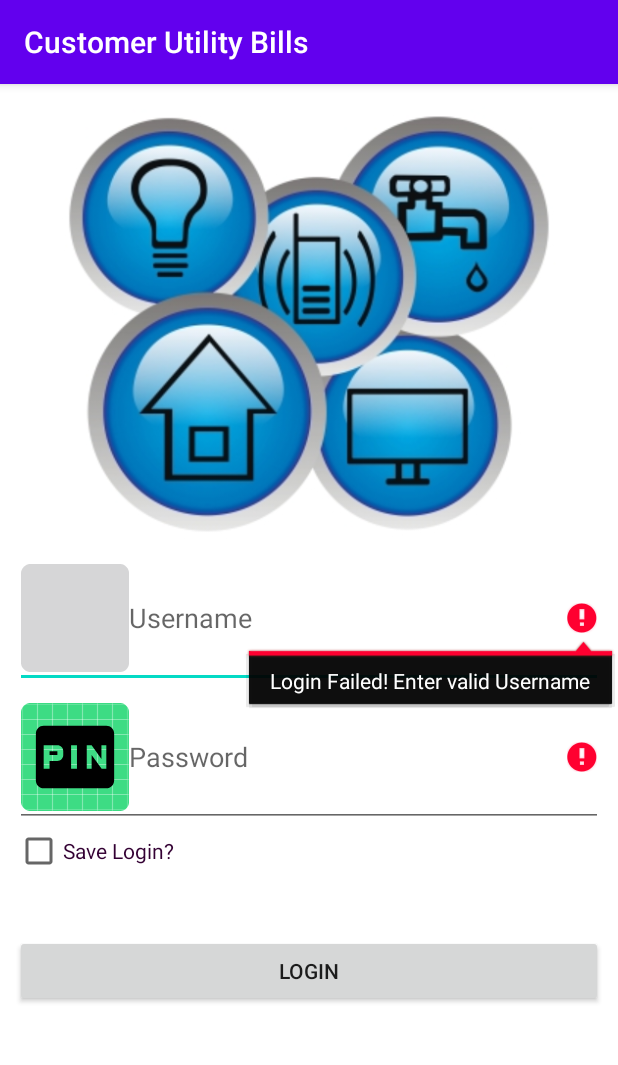
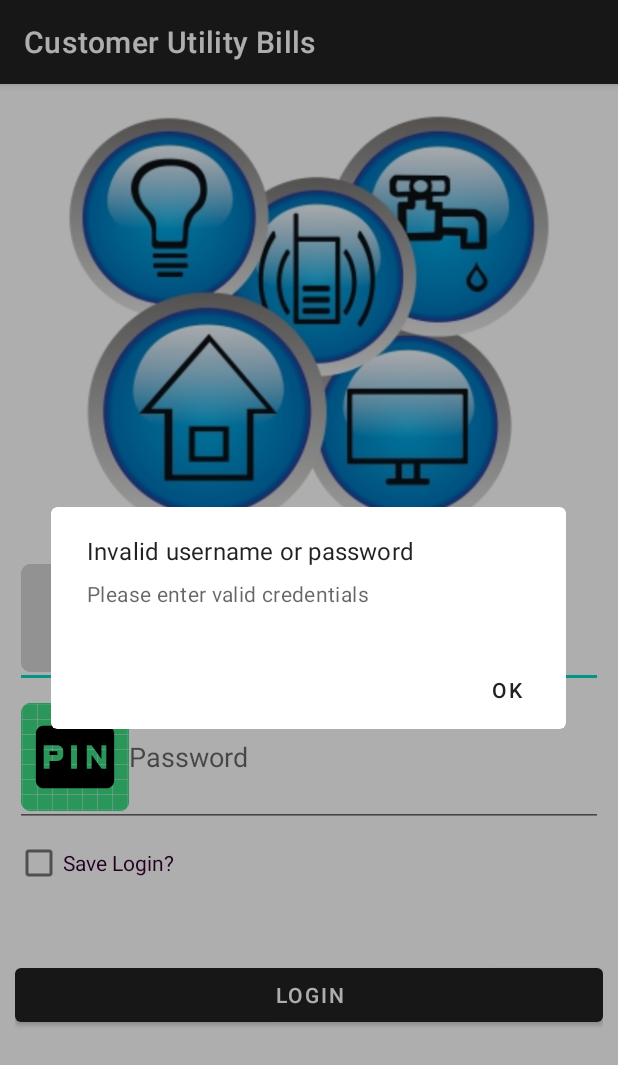
Before and after one commit to jyothithomas/C0775696_W2020_MAD3125_FP, an Android app: the screen it shows after launch (LoginActivity), after a tap on "LOGIN", on a phone screen of 412 x 824 dp. Shown: the top 1065 px of the screen. Run offline under Robolectric (Android 15) with nearby library versions, the phone set to English and light mode, and no system bars.

Commit message:
[JT] Wrong ID,password Error message

```diff
--- a/app/src/main/AndroidManifest.xml
+++ b/app/src/main/AndroidManifest.xml
@@ -8,7 +8,7 @@
         android:label="@string/app_name"
         android:roundIcon="@mipmap/ic_launcher_round"
         android:supportsRtl="true"
-        android:theme="@style/AppTheme">
+        android:theme="@style/Theme.MaterialComponents.DayNight.DarkActionBar">
         <activity android:name=".LoginActivity"></activity>
         <activity android:name=".CustomerListActivity" />
         <activity android:name=".SplashActivity">
--- a/app/src/main/java/com/example/c0775696_w2020_mad3125_fp/LoginActivity.java
+++ b/app/src/main/java/com/example/c0775696_w2020_mad3125_fp/LoginActivity.java
@@ -77,8 +77,16 @@ public class LoginActivity extends AppCompatActivity implements View.OnClickList
             LoginActivity.this.finish();
         }
         else {
-            editTextUsername.setError("Login Failed! Enter valid Username");
-            editTextPassword.setError("Login Failed! Enter valid Password");
+            new MaterialAlertDialogBuilder(LoginActivity.this)
+                    .setTitle("Invalid username or password")
+                    .setMessage("Please enter valid credentials")
+                    .setNegativeButton("OK", new DialogInterface.OnClickListener() {
+                        @Override
+                        public void onClick(DialogInterface dialog, int which) {
+                            dialog.dismiss();
+                        }
+                    })
+                    .show();
         }
     }
 }
```
